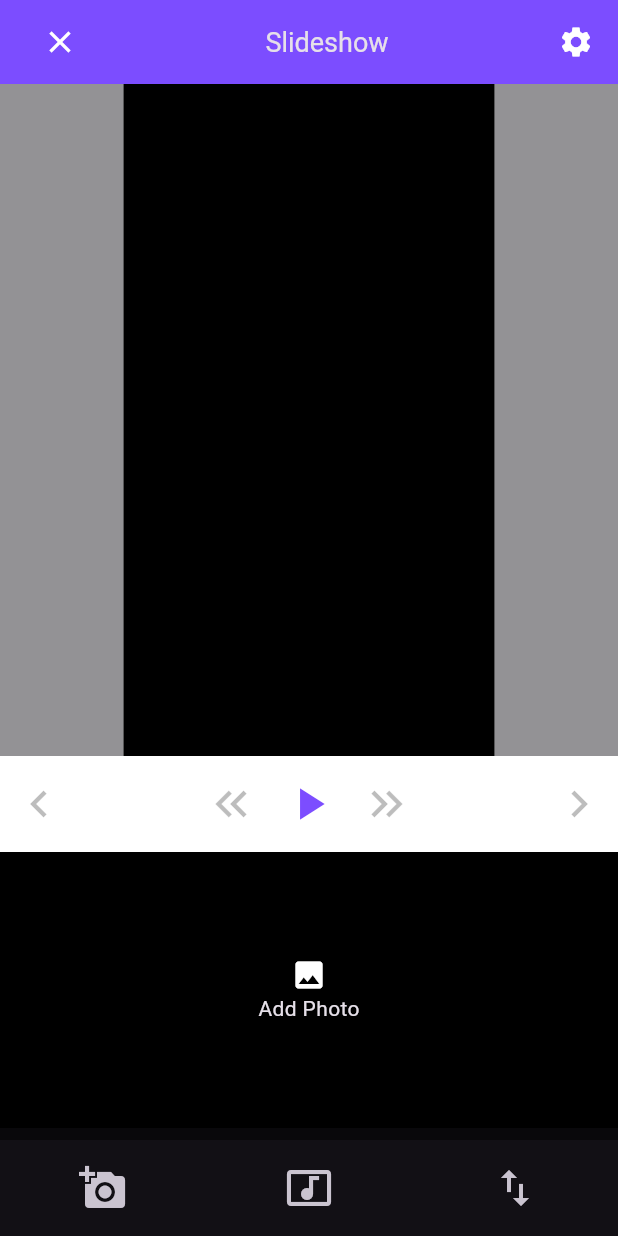
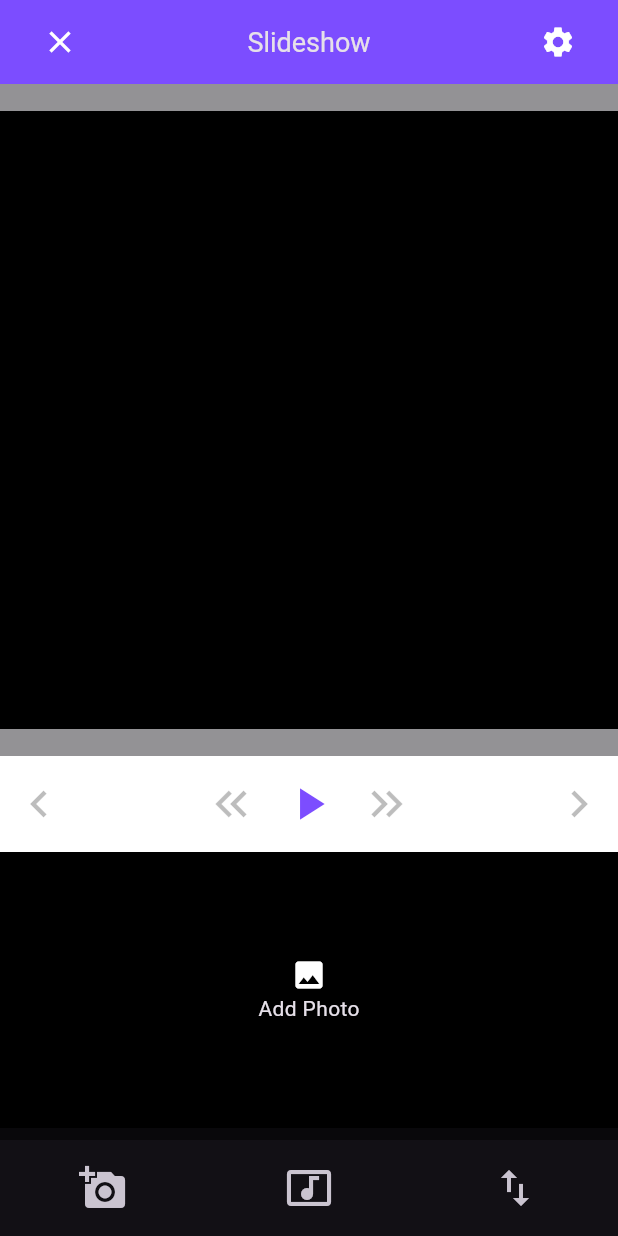
Before and after one commit to DogukanTopcu/quick_slideshow_app, a Flutter app: the Editor screen opened directly, on a phone screen of 412 x 824 dp. Run offline on Flutter 3.47's test engine with Material 3 defaults, Android fonts, the phone set to English and light mode, and no system bars; our stand-ins replace image_picker.

Commit message:
screen formats completed

```diff
--- a/lib/screen/editor.dart
+++ b/lib/screen/editor.dart
@@ -3,6 +3,7 @@ import 'dart:io';
 import 'package:flutter/material.dart';
 import 'package:image_picker/image_picker.dart';
 import 'package:quick_slideshow/home.dart';
+import 'package:quick_slideshow/screen/settings.dart';
 
 // import 'package:flutter_animate/flutter_animate.dart';
 
@@ -14,14 +15,17 @@ class Editor extends StatefulWidget {
 }
 
 class _EditorState extends State<Editor> {
-  String documentName = "Slideshow";
-
+  // Attributes for image picker
   final ImagePicker ip = ImagePicker();
   List<XFile> imageFileList = [];
-
   int selectedImageIndex = -1;
 
+  // Attributes used and can changed in editor screen
+  String documentName = "Slideshow";
   bool isPlaying = false;
+
+  // Attributes used but cannot changed in editor screen, it can be changed with settings screen
+  int screenFormat = 0;
 
   void _selectImages() async {
     final List<XFile> selectedImages = await ip.pickMultiImage();
@@ -66,9 +70,18 @@ class _EditorState extends State<Editor> {
                     style: const TextStyle(fontSize: 18),
                   ),
                 ),
-                const Icon(
+                IconButton(
+                  onPressed: () {
+                    Navigator.push(
+                        context,
+                        MaterialPageRoute(
+                            builder: (context) =>
+                                Settings(initialScreenFormat: screenFormat)));
+                  },
+                  icon: const Icon(
                     Icons.settings,
                     color: Colors.white,
+                  ),
                 ),
               ],
             )),
@@ -101,17 +114,36 @@ class _EditorState extends State<Editor> {
             Container(
               color: Colors.white54,
             ),
-            screen_9_16(context),
+            Builder(builder: (context) {
+              switch (screenFormat) {
+                case 0:
+                  return screen_1_1(context);
+                case 1:
+                  return screen_16_9(context);
+                case 2:
+                  return screen_9_16(context);
+                case 3:
+                  return screen_4_3(context);
+                case 4:
+                  return screen_3_4(context);
+                default:
+                  return screen_1_1(context);
+              }
+            })
           ],
         ));
   }
 
   Widget screen_1_1(BuildContext context) {
     context = this.context;
+    return LayoutBuilder(builder: (context, constraints) {
+      double size = constraints.maxWidth < constraints.maxHeight
+          ? constraints.maxWidth
+          : constraints.maxHeight;
       return Container(
         color: Colors.black,
-      width: MediaQuery.of(context).size.width,
-      height: MediaQuery.of(context).size.width,
+        width: size,
+        height: size,
         child: selectedImageIndex != -1
             ? Image.file(
                 File(imageFileList[selectedImageIndex].path),
@@ -119,13 +151,14 @@ class _EditorState extends State<Editor> {
               )
             : null,
       );
+    });
   }
 
   Widget screen_16_9(BuildContext context) {
     context = this.context;
     return FractionallySizedBox(
       heightFactor: 1.0,
-      widthFactor: 0.6,
+      widthFactor: 0.5625,
       child: Container(
         color: Colors.black,
         child: selectedImageIndex != -1
@@ -141,8 +174,8 @@ class _EditorState extends State<Editor> {
   Widget screen_9_16(BuildContext context) {
     context = this.context;
     return FractionallySizedBox(
-      heightFactor: 1.0,
-      widthFactor: 0.6,
+      heightFactor: 0.5625,
+      widthFactor: 1.0,
       child: Container(
         color: Colors.black,
         child: selectedImageIndex != -1
@@ -159,7 +192,7 @@ class _EditorState extends State<Editor> {
     context = this.context;
     return FractionallySizedBox(
       heightFactor: 1.0,
-      widthFactor: 0.6,
+      widthFactor: 0.75,
       child: Container(
         color: Colors.black,
         child: selectedImageIndex != -1
@@ -175,8 +208,8 @@ class _EditorState extends State<Editor> {
   Widget screen_3_4(BuildContext context) {
     context = this.context;
     return FractionallySizedBox(
-      heightFactor: 1.0,
-      widthFactor: 0.6,
+      heightFactor: 0.75,
+      widthFactor: 1.0,
       child: Container(
         color: Colors.black,
         child: selectedImageIndex != -1
```
Also changed, not shown: lib/screen/settings.dart (added, +45 -0 lines). Lines whose indentation alone changed are shown as unchanged.
